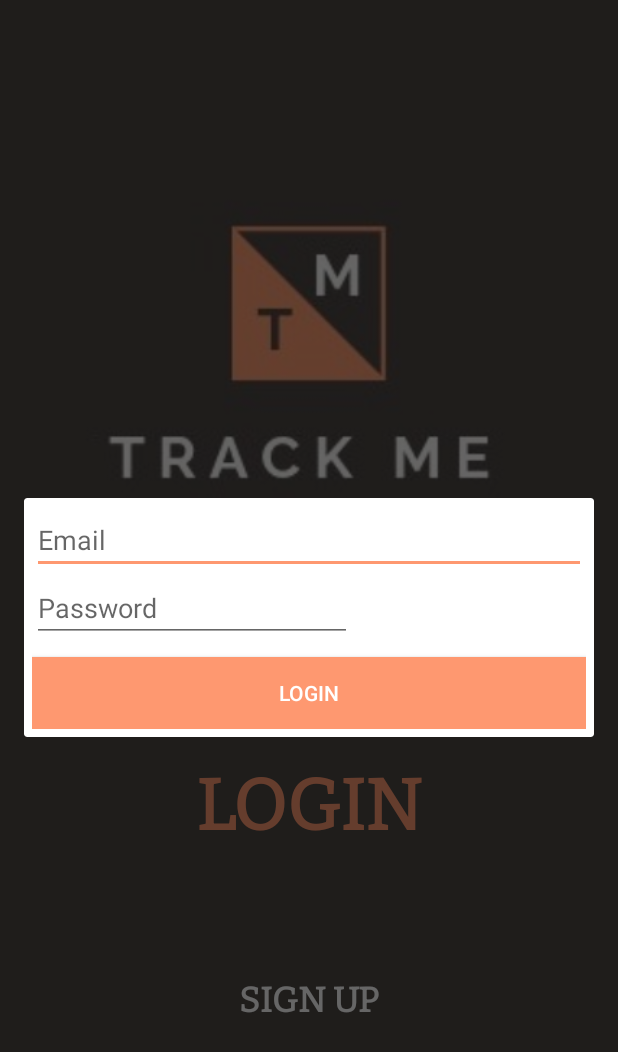
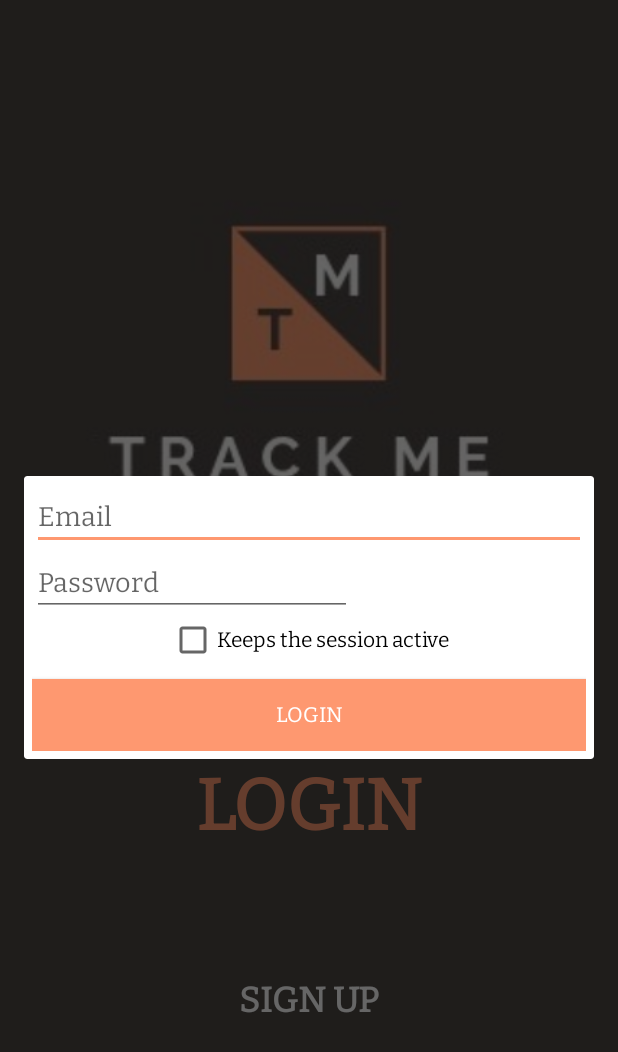
Before and after one commit to javferrod/CuellarFernandez, an Android app: the screen it shows after launch (MainActivity), after a tap on "LOGIN", on a phone screen of 412 x 824 dp. Shown: the top 1052 px of the screen. Run offline under Robolectric (Android 15) with nearby library versions, the phone set to English and light mode, and no system bars; our stand-ins replace Volley.

Commit message:
Add maintain session open

```diff
--- a/Implementation/android/TrackMe/app/src/main/java/com/trackme/julian/trackme/MainActivity.java
+++ b/Implementation/android/TrackMe/app/src/main/java/com/trackme/julian/trackme/MainActivity.java
@@ -13,6 +13,7 @@ import android.os.Bundle;
 import android.util.Log;
 import android.view.View;
 import android.widget.Button;
+import android.widget.CheckBox;
 import android.widget.DatePicker;
 import android.widget.EditText;
 import android.widget.RadioButton;
@@ -46,48 +47,16 @@ public class MainActivity extends AppCompatActivity {
                 SharedPreferences sharpref = getApplicationContext().getSharedPreferences("app_data", Context.MODE_PRIVATE);
 
                 if (sharpref.contains("tokenUser") == false) {
-                    mBuilder = new AlertDialog.Builder(MainActivity.this);
-                    View mViewLogIn = getLayoutInflater().inflate(R.layout.dialog_login, null);
-                    final EditText mEmail = mViewLogIn.findViewById(R.id.textEmail);
-                    final EditText mPassword = mViewLogIn.findViewById(R.id.textPassword);
-                    final Button mLogin = mViewLogIn.findViewById(R.id.logInButton);
 
+                    login();
+                }
 
-                    mLogin.setOnClickListener(new View.OnClickListener() {
-                        @Override
-                        public void onClick(View view) {
-                            if (mEmail.getText().toString().isEmpty() || mPassword.getText().toString().isEmpty()) {
-                                Toast.makeText(MainActivity.this, "Please fill any empty fields",
-                                        Toast.LENGTH_SHORT).show();
-                            } else {
+                else if (sharpref.getString("sessionOpen", "0").equals("0")) {
 
-                                router.logInUser(mEmail.getText().toString(), mPassword.getText().toString());
+                    login();
+                }
 
-                                new CountDownTimer(750, 1) {
-
-                                    public void onTick(long millisUntilFinished) {
-                                    }
-
-                                    public void onFinish() {
-
-                                        boolean logInCorrect;
-
-                                        logInCorrect = router.getLogInCorrect();
-
-                                        if (logInCorrect) {
-                                            Intent ListSong = new Intent(getApplicationContext(), Recollector.class);
-                                            startActivity(ListSong);
-                                        }
-                                    }
-                                }.start();
-                            }
-                        }
-                    });
-
-                    mBuilder.setView(mViewLogIn);
-                    dialog = mBuilder.create();
-                    dialog.show();
-                } else {
+                else {
 
                     Toast.makeText(MainActivity.this, "Autologin successfully",
                             Toast.LENGTH_SHORT).show();
@@ -190,4 +159,60 @@ public class MainActivity extends AppCompatActivity {
     private void cancelDialog() {
         dialog.dismiss();
     }
+
+    private void login () {
+
+        mBuilder = new AlertDialog.Builder(MainActivity.this);
+        View mViewLogIn = getLayoutInflater().inflate(R.layout.dialog_login, null);
+        final EditText mEmail = mViewLogIn.findViewById(R.id.textEmail);
+        final EditText mPassword = mViewLogIn.findViewById(R.id.textPassword);
+        final CheckBox mSessionOpen = mViewLogIn.findViewById(R.id.checkSessionOpen);
+        final Button mLogin = mViewLogIn.findViewById(R.id.logInButton);
+
+
+        mLogin.setOnClickListener(new View.OnClickListener() {
+            @Override
+            public void onClick(View view) {
+                if (mEmail.getText().toString().isEmpty() || mPassword.getText().toString().isEmpty()) {
+                    Toast.makeText(MainActivity.this, "Please fill any empty fields",
+                            Toast.LENGTH_SHORT).show();
+                } else {
+
+                    router.logInUser(mEmail.getText().toString(), mPassword.getText().toString());
+
+                    new CountDownTimer(750, 1) {
+
+                        public void onTick(long millisUntilFinished) {
+                        }
+
+                        public void onFinish() {
+
+                            boolean logInCorrect;
+
+                            logInCorrect = router.getLogInCorrect();
+
+                            if (logInCorrect) {
+
+                                if(mSessionOpen.isChecked()) {
+
+                                    SharedPreferences sharpref = getApplicationContext().getSharedPreferences("app_data", Context.MODE_PRIVATE);
+                                    SharedPreferences.Editor edit = sharpref.edit();
+
+                                    edit.putString("sessionOpen", "1");
+                                    edit.apply();
+                                }
+
+                                Intent ListSong = new Intent(getApplicationContext(), Recollector.class);
+                                startActivity(ListSong);
+                            }
+                        }
+                    }.start();
+                }
+            }
+        });
+
+        mBuilder.setView(mViewLogIn);
+        dialog = mBuilder.create();
+        dialog.show();
+    }
 }
--- a/Implementation/android/TrackMe/app/src/main/res/layout/dialog_login.xml
+++ b/Implementation/android/TrackMe/app/src/main/res/layout/dialog_login.xml
@@ -2,6 +2,7 @@
 <android.support.constraint.ConstraintLayout
     xmlns:android="http://schemas.android.com/apk/res/android"
     xmlns:app="http://schemas.android.com/apk/res-auto"
+    xmlns:tools="http://schemas.android.com/tools"
     android:layout_width="match_parent"
     android:layout_height="match_parent"
     android:padding="5dp">
@@ -11,11 +12,12 @@
         android:layout_width="match_parent"
         android:layout_height="wrap_content"
         android:ems="10"
-        android:layout_marginTop="5dp"
+        android:fontFamily="@font/bitter"
         android:hint="@string/email"
         android:inputType="textEmailAddress"
         app:layout_constraintEnd_toEndOf="parent"
-        app:layout_constraintStart_toStartOf="parent" />
+        app:layout_constraintStart_toStartOf="parent"
+        tools:layout_editor_absoluteY="5dp" />
 
     <EditText
         android:id="@+id/textPassword"
@@ -23,6 +25,7 @@
         android:layout_height="wrap_content"
         android:layout_marginEnd="169dp"
         android:ems="10"
+        android:fontFamily="@font/bitter"
         android:hint="@string/password"
         android:inputType="textPassword"
         app:layout_constraintEnd_toEndOf="parent"
@@ -30,16 +33,27 @@
         app:layout_constraintStart_toStartOf="parent"
         app:layout_constraintTop_toBottomOf="@+id/textEmail" />
 
+    <CheckBox
+        android:id="@+id/checkSessionOpen"
+        android:layout_width="wrap_content"
+        android:layout_height="wrap_content"
+        android:fontFamily="@font/bitter"
+        android:text="@string/session_open"
+        app:layout_constraintEnd_toEndOf="parent"
+        app:layout_constraintStart_toStartOf="parent"
+        app:layout_constraintTop_toBottomOf="@+id/textPassword" />
+
     <Button
         android:id="@+id/logInButton"
         android:layout_width="0dp"
         android:layout_height="wrap_content"
         android:layout_marginTop="10dp"
         android:background="@color/colorAccent"
+        android:fontFamily="@font/bitter"
+        android:text="@string/log_in"
         android:textColor="@android:color/white"
-        android:text="@string/log_in"
         app:layout_constraintEnd_toEndOf="parent"
         app:layout_constraintStart_toStartOf="parent"
-        app:layout_constraintTop_toBottomOf="@+id/textPassword" />
+        app:layout_constraintTop_toBottomOf="@+id/checkSessionOpen" />
 
 </android.support.constraint.ConstraintLayout>
--- a/Implementation/android/TrackMe/app/src/main/res/values/strings.xml
+++ b/Implementation/android/TrackMe/app/src/main/res/values/strings.xml
@@ -21,4 +21,5 @@
     <string name="yes">Yes</string>
     <string name="no">No</string>
     <string name="information">is asking for permission to access your stored data, do you accept?</string>
+    <string name="session_open">Keeps the session active</string>
 </resources>
```
Also changed, not shown: Implementation/android/TrackMe/app/src/main/java/com/trackme/julian/trackme/Recollector.java (+20 -0 lines), Implementation/android/TrackMe/app/src/main/java/com/trackme/julian/trackme/Scheduler.java (+13 -2 lines).
